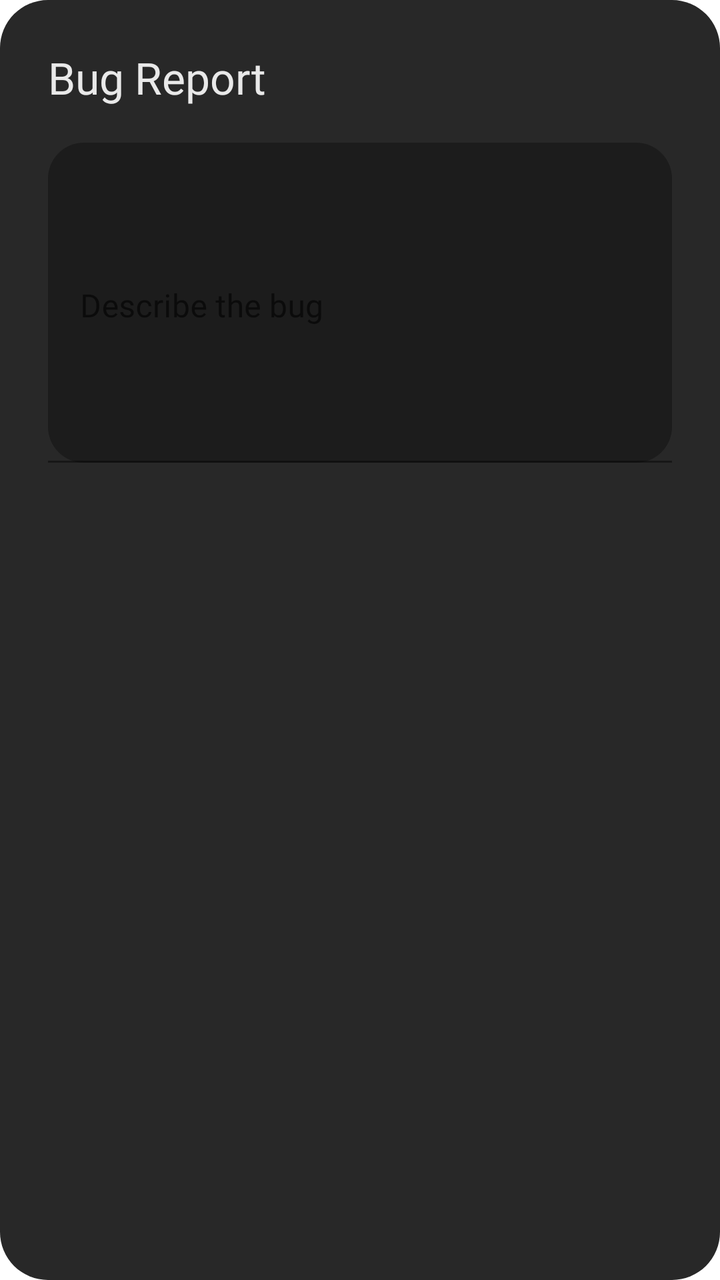
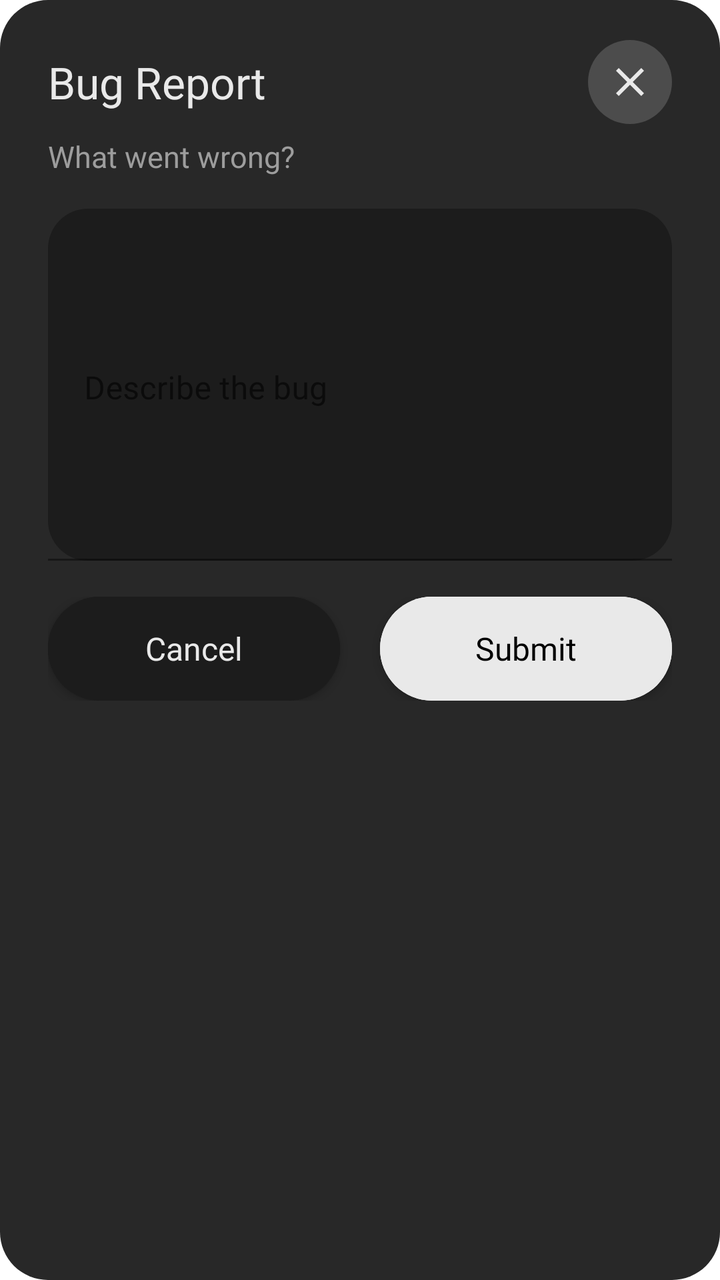

The first picture is an Android layout as it rendered before a commit; the second is the same layout after the commit. The layout source and the unified diff follow.
<!-- AndroidManifest.xml: application theme Theme.MyApplication_Java -->
<!-- res/layout/dialog_bug_report.xml -->
<?xml version="1.0" encoding="utf-8"?>
<LinearLayout xmlns:android="http://schemas.android.com/apk/res/android"
    xmlns:app="http://schemas.android.com/apk/res-auto"
    android:layout_width="match_parent"
    android:layout_height="wrap_content"
    android:background="@drawable/settings_dialog_background"
    android:orientation="vertical"
    android:padding="24dp">

    <TextView
        android:layout_width="match_parent"
        android:layout_height="wrap_content"
        android:fontFamily="@font/inter_bold"
        android:text="Bug Report"
        android:textColor="#E9E9E9"
        android:textSize="22sp" />

    <com.google.android.material.textfield.TextInputLayout
        android:layout_width="match_parent"
        android:layout_height="wrap_content"
        android:layout_marginTop="18dp"
        android:hint="Describe the bug"
        app:boxBackgroundColor="#1C1C1C"
        app:boxBackgroundMode="filled"
        app:boxCornerRadiusBottomEnd="18dp"
        app:boxCornerRadiusBottomStart="18dp"
        app:boxCornerRadiusTopEnd="18dp"
        app:boxCornerRadiusTopStart="18dp"
        app:boxStrokeColor="#575757"
        app:hintTextColor="#9D9D9D">

        <com.google.android.material.textfield.TextInputEditText
            android:id="@+id/bug_report_input"
            android:layout_width="match_parent"
            android:layout_height="160dp"
            android:fontFamily="@font/inter"
            android:gravity="top|start"
            android:inputType="textMultiLine|textCapSentences"
            android:maxLines="8"
            android:textColor="#E9E9E9"
            android:textColorHint="#9D9D9D"
            android:textSize="16sp" />
    </com.google.android.material.textfield.TextInputLayout>

</LinearLayout>
<!-- resources referenced by this layout -->
<resources>
  <!-- drawable settings_dialog_background (drawable) -->
  <?xml version="1.0" encoding="utf-8"?>
  <shape xmlns:android="http://schemas.android.com/apk/res/android">
      <solid android:color="#282828" />
      <corners android:radius="24dp" />
  </shape>
  <style name="Theme.MyApplication_Java" parent="Theme.MaterialComponents.DayNight.NoActionBar">
          
          <item name="colorPrimary">@color/purple_500</item>
          <item name="colorPrimaryVariant">@color/purple_700</item>
          <item name="colorOnPrimary">@color/white</item>
          
          <item name="colorSecondary">@color/teal_200</item>
          <item name="colorSecondaryVariant">@color/teal_700</item>
          <item name="colorOnSecondary">@color/black</item>
          
          <item name="android:statusBarColor">?attr/colorPrimaryVariant</item>
          
      </style>
  <color name="purple_500">#FF6200EE</color>
  <color name="purple_700">#FF3700B3</color>
  <color name="white">#FFFFFFFF</color>
  <color name="teal_200">#FF03DAC5</color>
  <color name="teal_700">#FF018786</color>
  <color name="black">#FF000000</color>
</resources>

<!-- the commit's change to res/layout/dialog_bug_report.xml (unified diff, before → after) -->
@@ -5,41 +5,116 @@
     android:layout_height="wrap_content"
     android:background="@drawable/settings_dialog_background"
     android:orientation="vertical"
-    android:padding="24dp">
+    android:paddingStart="24dp"
+    android:paddingTop="20dp"
+    android:paddingEnd="24dp"
+    android:paddingBottom="22dp">
+
+    <LinearLayout
+        android:layout_width="match_parent"
+        android:layout_height="wrap_content"
+        android:gravity="center_vertical"
+        android:orientation="horizontal">
+
+        <TextView
+            android:layout_width="0dp"
+            android:layout_height="wrap_content"
+            android:layout_weight="1"
+            android:fontFamily="@font/inter_bold"
+            android:text="Bug Report"
+            android:textColor="#E9E9E9"
+            android:textSize="22sp" />
+
+        <ImageButton
+            android:id="@+id/bug_report_close"
+            android:layout_width="42dp"
+            android:layout_height="42dp"
+            android:background="@drawable/settings_circle_button"
+            android:contentDescription="@string/close"
+            android:padding="12dp"
+            android:src="@drawable/close_icon"
+            android:tint="#E9E9E9" />
+    </LinearLayout>
 
     <TextView
         android:layout_width="match_parent"
         android:layout_height="wrap_content"
-        android:fontFamily="@font/inter_bold"
-        android:text="Bug Report"
-        android:textColor="#E9E9E9"
-        android:textSize="22sp" />
+        android:layout_marginTop="6dp"
+        android:fontFamily="@font/inter"
+        android:text="What went wrong?"
+        android:textColor="#9D9D9D"
+        android:textSize="15sp" />
 
     <com.google.android.material.textfield.TextInputLayout
+        android:id="@+id/bug_report_input_layout"
         android:layout_width="match_parent"
         android:layout_height="wrap_content"
-        android:layout_marginTop="18dp"
+        android:layout_marginTop="16dp"
         android:hint="Describe the bug"
         app:boxBackgroundColor="#1C1C1C"
         app:boxBackgroundMode="filled"
-        app:boxCornerRadiusBottomEnd="18dp"
-        app:boxCornerRadiusBottomStart="18dp"
-        app:boxCornerRadiusTopEnd="18dp"
-        app:boxCornerRadiusTopStart="18dp"
+        app:boxCornerRadiusBottomEnd="20dp"
+        app:boxCornerRadiusBottomStart="20dp"
+        app:boxCornerRadiusTopEnd="20dp"
+        app:boxCornerRadiusTopStart="20dp"
         app:boxStrokeColor="#575757"
+        app:errorTextColor="#921800"
         app:hintTextColor="#9D9D9D">
 
         <com.google.android.material.textfield.TextInputEditText
             android:id="@+id/bug_report_input"
             android:layout_width="match_parent"
-            android:layout_height="160dp"
+            android:layout_height="176dp"
             android:fontFamily="@font/inter"
             android:gravity="top|start"
             android:inputType="textMultiLine|textCapSentences"
             android:maxLines="8"
+            android:paddingStart="18dp"
+            android:paddingTop="18dp"
+            android:paddingEnd="18dp"
+            android:paddingBottom="18dp"
             android:textColor="#E9E9E9"
             android:textColorHint="#9D9D9D"
             android:textSize="16sp" />
     </com.google.android.material.textfield.TextInputLayout>
 
+    <LinearLayout
+        android:layout_width="match_parent"
+        android:layout_height="52dp"
+        android:layout_marginTop="18dp"
+        android:orientation="horizontal">
+
+        <com.google.android.material.button.MaterialButton
+            android:id="@+id/bug_report_cancel"
+            style="@style/text_style"
+            android:layout_width="0dp"
+            android:layout_height="match_parent"
+            android:layout_marginEnd="10dp"
+            android:layout_weight="1"
+            android:backgroundTint="#1C1C1C"
+            android:insetTop="0dp"
+            android:insetBottom="0dp"
+            android:letterSpacing="0"
+            android:text="Cancel"
+            android:textColor="#E9E9E9"
+            android:textSize="16sp"
+            app:cornerRadius="26dp" />
+
+        <com.google.android.material.button.MaterialButton
+            android:id="@+id/bug_report_submit"
+            style="@style/text_style"
+            android:layout_width="0dp"
+            android:layout_height="match_parent"
+            android:layout_marginStart="10dp"
+            android:layout_weight="1"
+            android:backgroundTint="#E9E9E9"
+            android:insetTop="0dp"
+            android:insetBottom="0dp"
+            android:letterSpacing="0"
+            android:text="Submit"
+            android:textColor="#000000"
+            android:textSize="16sp"
+            app:cornerRadius="26dp" />
+    </LinearLayout>
+
 </LinearLayout>
<!-- resource entries referenced after the edit -->
@@ -1,11 +1,33 @@
 <!-- resources referenced by this layout -->
 <resources>
+  <!-- drawable close_icon (drawable) -->
+  <?xml version="1.0" encoding="utf-8"?>
+  <vector xmlns:android="http://schemas.android.com/apk/res/android"
+      android:width="24dp"
+      android:height="24dp"
+      android:viewportWidth="24"
+      android:viewportHeight="24">
+      <path
+          android:fillColor="@android:color/white"
+          android:pathData="M6.4,5L12,10.6L17.6,5L19,6.4L13.4,12L19,17.6L17.6,19L12,13.4L6.4,19L5,17.6L10.6,12L5,6.4L6.4,5Z" />
+  </vector>
+  <!-- drawable settings_circle_button (drawable) -->
+  <?xml version="1.0" encoding="utf-8"?>
+  <shape xmlns:android="http://schemas.android.com/apk/res/android"
+      android:shape="oval">
+      <solid android:color="#33D9D9D9" />
+  </shape>
   <!-- drawable settings_dialog_background (drawable) -->
   <?xml version="1.0" encoding="utf-8"?>
   <shape xmlns:android="http://schemas.android.com/apk/res/android">
       <solid android:color="#282828" />
       <corners android:radius="24dp" />
   </shape>
+  <string name="close">Close</string>
+  <style name="text_style" parent="Widget.MaterialComponents.Button">
+          <item name="android:fontFamily">@font/inter_bold</item>
+          <item name="android:textAllCaps">false</item>
+      </style>
   <style name="Theme.MyApplication_Java" parent="Theme.MaterialComponents.DayNight.NoActionBar">
           
           <item name="colorPrimary">@color/purple_500</item>
